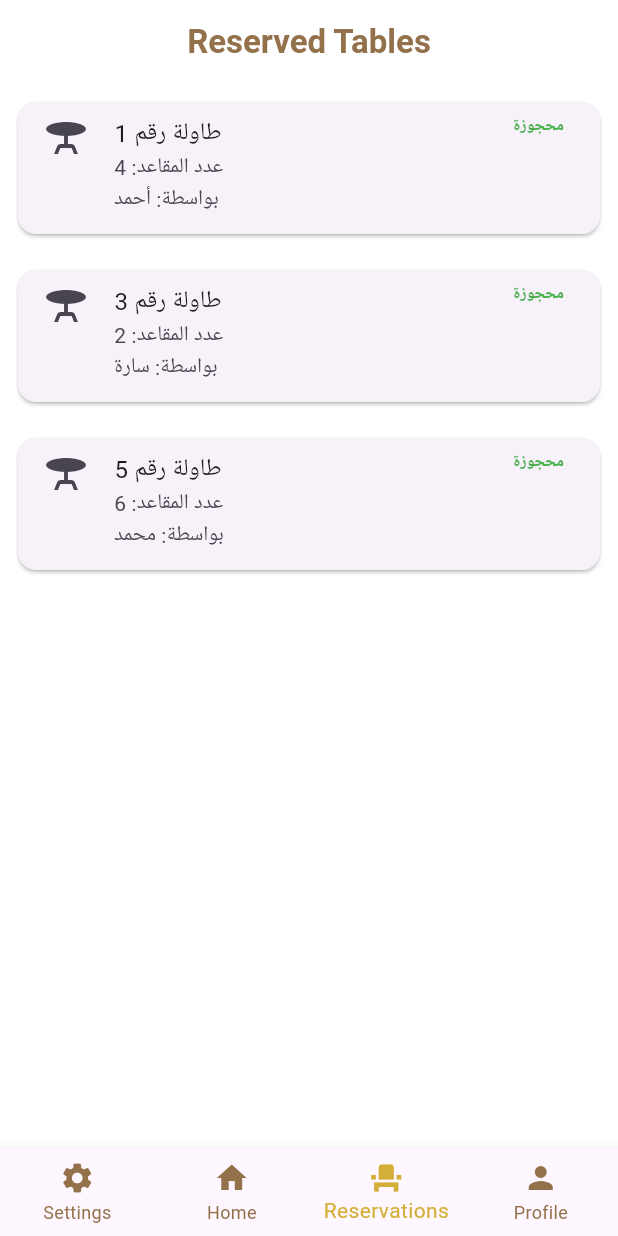
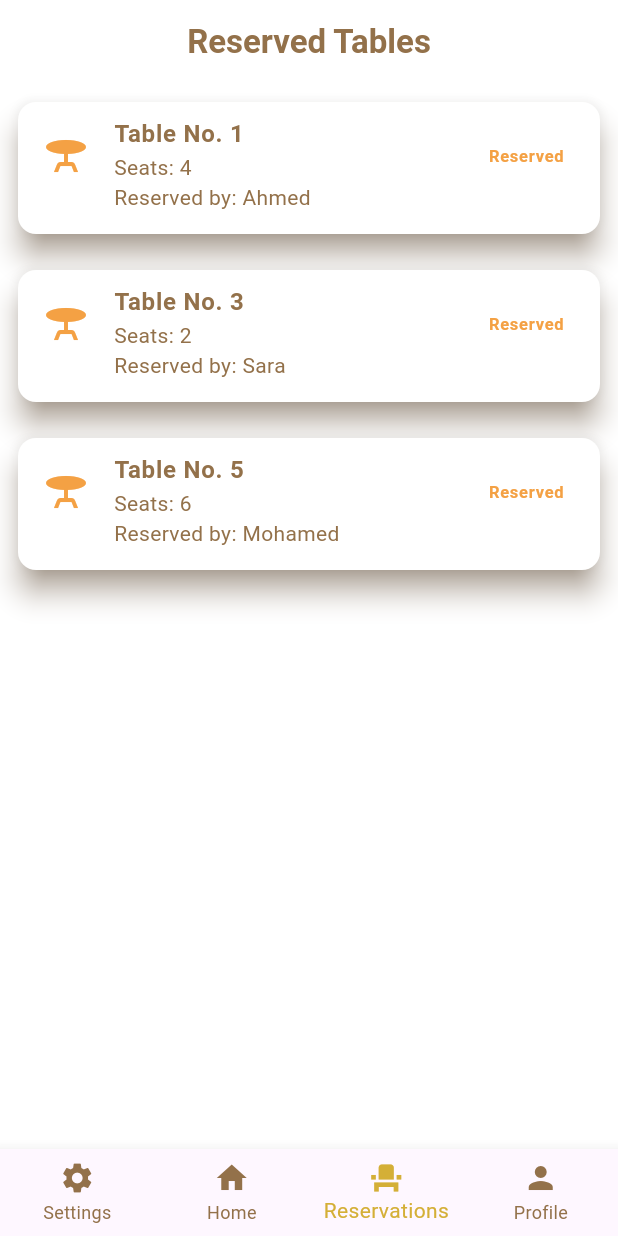
Before and after one commit to osos2511/SeatMe, a Flutter app: the screen it shows after launch, item 3 of the bottom bar chosen, on a phone screen of 412 x 824 dp. Run offline on Flutter 3.47's test engine with Material 3 defaults, Android fonts, the phone set to English and light mode, and no system bars; our stand-ins replace carousel_slider, flutter_screenutil, google_fonts, pin_code_fields, shared_preferences, smooth_page_indicator.

Commit message:
reseve_update

```diff
--- a/lib/presentation/screens/main_screen/tabs/reservations.dart
+++ b/lib/presentation/screens/main_screen/tabs/reservations.dart
@@ -1,22 +1,27 @@
 import 'package:flutter/material.dart';
-
 import '../../../../core/theme/colors.dart';
 
 class Reservations extends StatelessWidget {
   final List<Map<String, dynamic>> reservedTables = [
-    {"tableNumber": 1, "seats": 4, "status": "محجوزة", "name": "أحمد"},
-    {"tableNumber": 3, "seats": 2, "status": "محجوزة", "name": "سارة"},
-    {"tableNumber": 5, "seats": 6, "status": "محجوزة", "name": "محمد"},
+    {"tableNumber": 1, "seats": 4, "status": "Reserved", "name": "Ahmed"},
+    {"tableNumber": 3, "seats": 2, "status": "Reserved", "name": "Sara"},
+    {"tableNumber": 5, "seats": 6, "status": "Reserved", "name": "Mohamed"},
   ];
 
-   Reservations({super.key});
+  Reservations({super.key});
 
   @override
   Widget build(BuildContext context) {
     return Scaffold(
       appBar: AppBar(
         backgroundColor: Colors.white,
-        title: const Text('Reserved Tables',style:TextStyle(color:  ColorApp.secondaryColor2,fontWeight: FontWeight.bold)),
+        title: const Text(
+          'Reserved Tables',
+          style: TextStyle(
+            color: ColorApp.secondaryColor2,
+            fontWeight: FontWeight.bold,
+          ),
+        ),
         centerTitle: true,
         automaticallyImplyLeading: false,
       ),
@@ -25,18 +30,43 @@ class Reservations extends StatelessWidget {
         itemBuilder: (context, index) {
           final table = reservedTables[index];
           return Card(
-            margin: EdgeInsets.all(12),
-            shape: RoundedRectangleBorder(borderRadius: BorderRadius.circular(12)),
+            color: Colors.white,
+            shadowColor: ColorApp.secondaryColor2,
+            elevation: 8,
+            margin: const EdgeInsets.all(12),
+            shape: RoundedRectangleBorder(
+              borderRadius: BorderRadius.circular(12),
+            ),
             child: ListTile(
-              leading: Icon(Icons.table_bar, size: 32),
-              title: Text("طاولة رقم ${table['tableNumber']}"),
-              subtitle: Text("عدد المقاعد: ${table['seats']}\nبواسطة: ${table['name']}"),
-              trailing: Text(
-                table['status'],
-                style: TextStyle(
-                  color: Colors.green,
-                  fontWeight: FontWeight.bold,
-                ),
+              leading: Column(
+                mainAxisAlignment: MainAxisAlignment.center,
+                children: [
+                  Icon(
+                    Icons.table_bar,
+                    size: 32,
+                    color: ColorApp.secondaryColor1,
+                  ),
+                ],
+              ),
+              title: Text(
+                "Table No. ${table['tableNumber']}",
+                style: TextStyle(color: ColorApp.secondaryColor2,fontWeight: FontWeight.bold,),
+              ),
+              subtitle: Text(
+                "Seats: ${table['seats']}\nReserved by: ${table['name']}",
+                style: TextStyle(color: ColorApp.secondaryColor2),
+              ),
+              trailing: Column(
+                mainAxisAlignment: MainAxisAlignment.center,
+                children: [
+                  Text(
+                    table['status'],
+                    style: TextStyle(
+                      color: ColorApp.secondaryColor1,
+                      fontWeight: FontWeight.bold,
+                    ),
+                  ),
+                ],
               ),
               isThreeLine: true,
             ),
```
